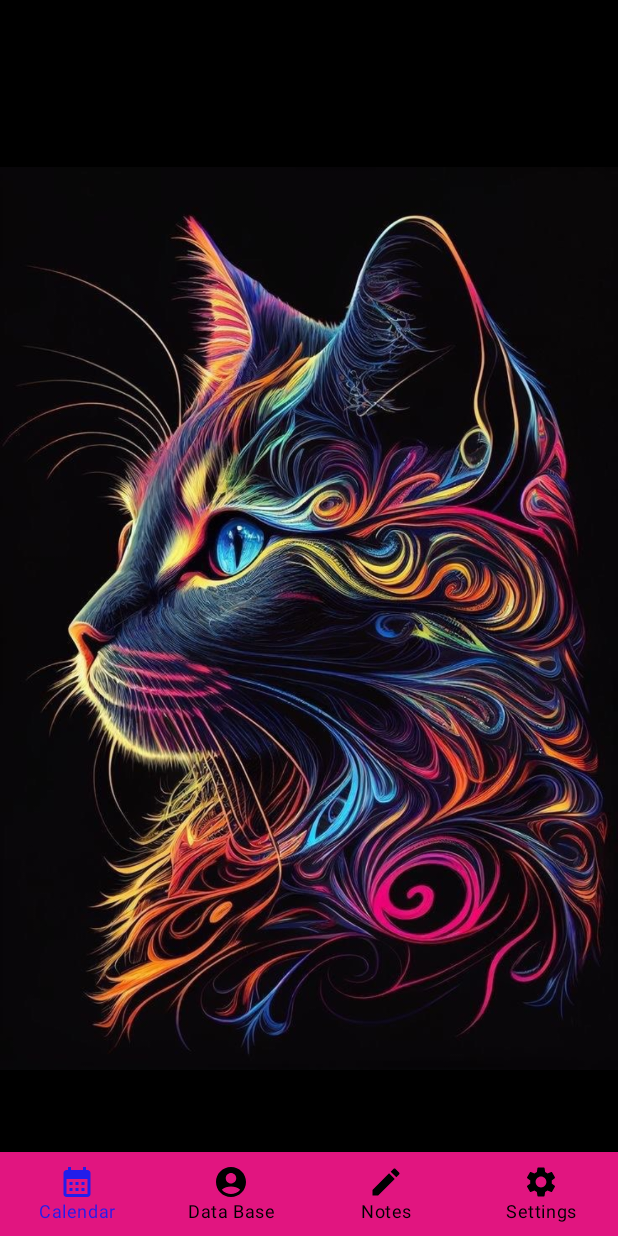
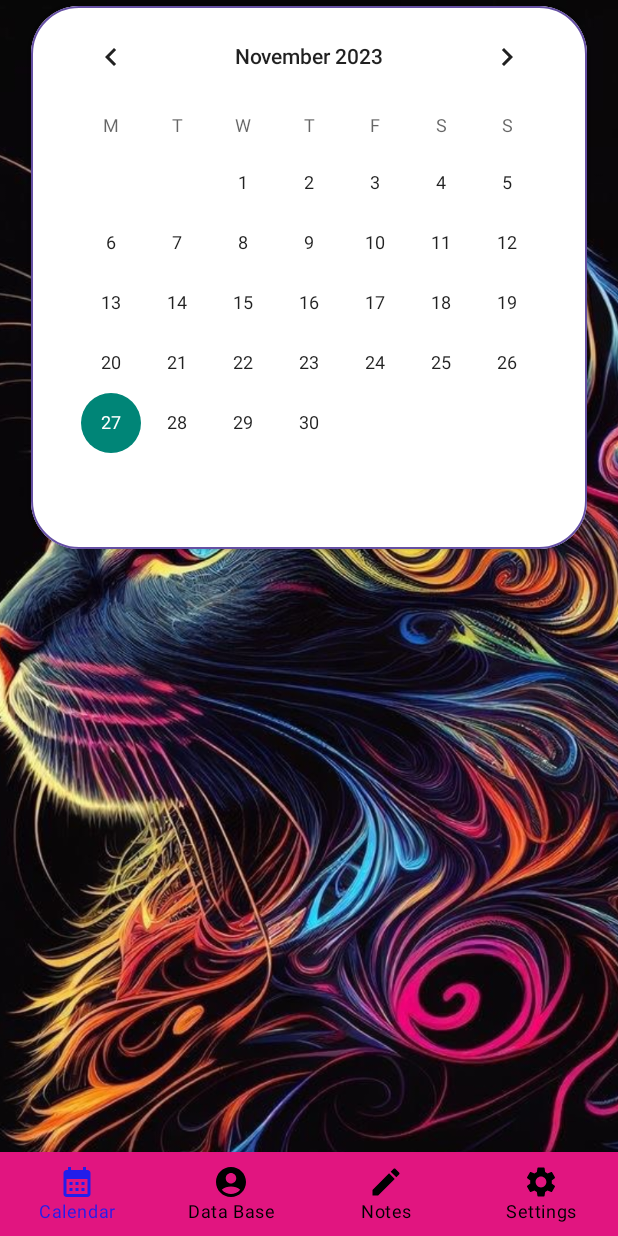
Before and after one commit to AnotherOneNewCoder/ClientApp, an Android app built with Jetpack Compose: the screen it shows after launch (MainActivity), on a phone screen of 412 x 824 dp. Run offline under Robolectric (Android 15) with nearby library versions, the phone set to English and light mode, and no system bars; our stand-ins replace Dagger/Hilt's generated code, Room's generated code.

Commit message:
regular calendar

```diff
--- /dev/null
+++ b/app/src/main/java/ru/zhogin/composeClientApp/compose/screens/CalendarScreen.kt
@@ -0,0 +1,81 @@
+package ru.zhogin.composeClientApp.compose.screens
+
+import android.icu.util.Calendar
+import android.widget.CalendarView
+import androidx.compose.foundation.BorderStroke
+import androidx.compose.foundation.Image
+import androidx.compose.foundation.background
+import androidx.compose.foundation.layout.Box
+import androidx.compose.foundation.layout.Column
+import androidx.compose.foundation.layout.fillMaxSize
+import androidx.compose.foundation.layout.fillMaxWidth
+import androidx.compose.foundation.layout.padding
+import androidx.compose.foundation.shape.RoundedCornerShape
+import androidx.compose.material.Card
+import androidx.compose.material3.Surface
+import androidx.compose.material3.Text
+import androidx.compose.runtime.Composable
+import androidx.compose.runtime.mutableStateOf
+import androidx.compose.runtime.remember
+import androidx.compose.ui.Alignment
+import androidx.compose.ui.Modifier
+import androidx.compose.ui.draw.paint
+import androidx.compose.ui.graphics.Color
+import androidx.compose.ui.layout.ContentScale
+import androidx.compose.ui.res.painterResource
+import androidx.compose.ui.unit.dp
+import androidx.compose.ui.viewinterop.AndroidView
+import ru.zhogin.composeClientApp.R
+import ru.zhogin.composeClientApp.ui.theme.MyWhite
+import ru.zhogin.composeClientApp.ui.theme.Purple40
+
+@Composable
+fun CalendarScreen() {
+    val date = remember {
+        mutableStateOf("")
+    }
+    Surface(
+        modifier = Modifier.fillMaxSize(),
+        content = {
+            Box(modifier = with(Modifier) {
+                fillMaxSize()
+                    .background(Color.Black)
+                    .paint(
+                        painterResource(id = R.drawable.cat_profile),
+                        contentScale = ContentScale.Crop
+                    )
+
+
+
+            }, contentAlignment = Alignment.TopCenter)
+
+            {
+                Card(
+                    modifier = Modifier.padding(top = 4.dp),
+                    shape = RoundedCornerShape(32.dp),
+                    border = BorderStroke(1.dp, Purple40)
+                ) {
+
+
+                    Column(
+                        modifier = Modifier
+                            .fillMaxWidth(0.9f).background(MyWhite)
+                            ,
+                        horizontalAlignment = Alignment.CenterHorizontally
+                    ) {
+                        AndroidView(factory = { CalendarView(it) }, update = {
+                            it.setOnDateChangeListener { calendarView, year, month, day ->
+
+                                date.value = "$day - ${month + 1} - $year"
+                            }
+                            it.firstDayOfWeek = Calendar.MONDAY
+                        })
+                        Text(text = date.value)
+                    }
+                }
+            }
+        }
+    )
+
+
+}
--- a/app/src/main/java/ru/zhogin/composeClientApp/compose/screens/Screens.kt
+++ b/app/src/main/java/ru/zhogin/composeClientApp/compose/screens/Screens.kt
@@ -36,18 +36,7 @@ import ru.zhogin.composeClientApp.ui.theme.PinkTrans
 import ru.zhogin.composeClientApp.viewmodel.ClientViewModule
 
 
-@Composable
-fun CalendarScreen() {
-    Image(
-        painter = painterResource(
-            id = R.drawable.cat_profile
-        ),
-        contentDescription = "img1",
-        Modifier
-            .fillMaxSize()
-            .background(Color.Black)
-    )
-}
+
 
 
 
--- a/app/src/main/java/ru/zhogin/composeClientApp/ui/theme/Color.kt
+++ b/app/src/main/java/ru/zhogin/composeClientApp/ui/theme/Color.kt
@@ -16,3 +16,4 @@ val PinkTrans = Color(0xD7D5260)
 val MyTransperent = Color(0xFFFFFF)
 val MyGreen = Color(0xFFE11580)
 val MyBlue = Color(0xFF221DEB)
+val MyWhite = Color(0x99FFFFFF)
```
